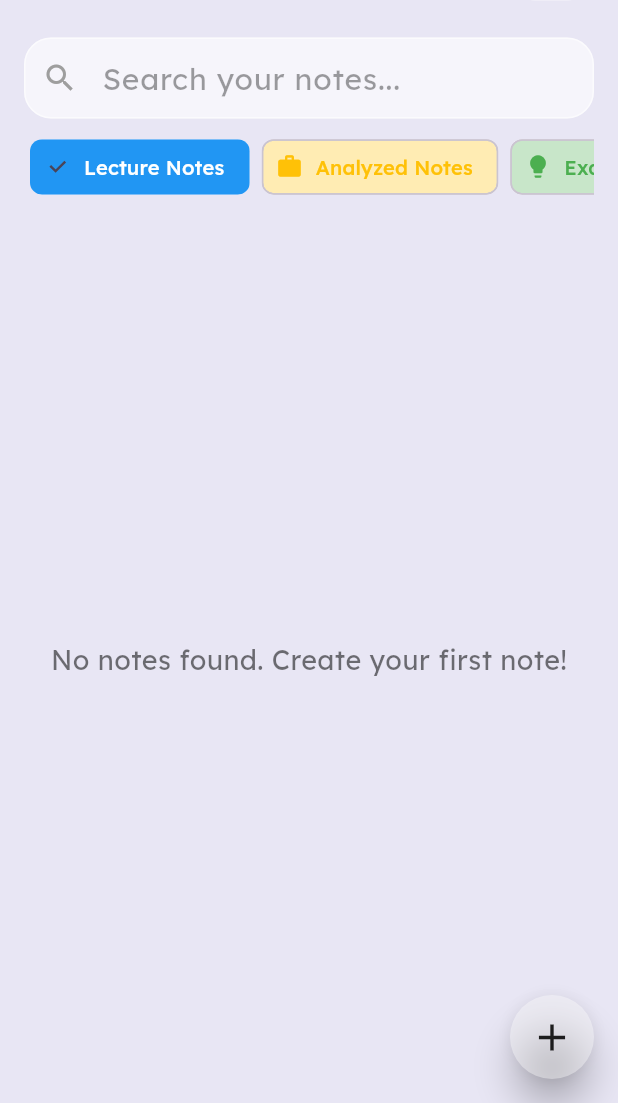
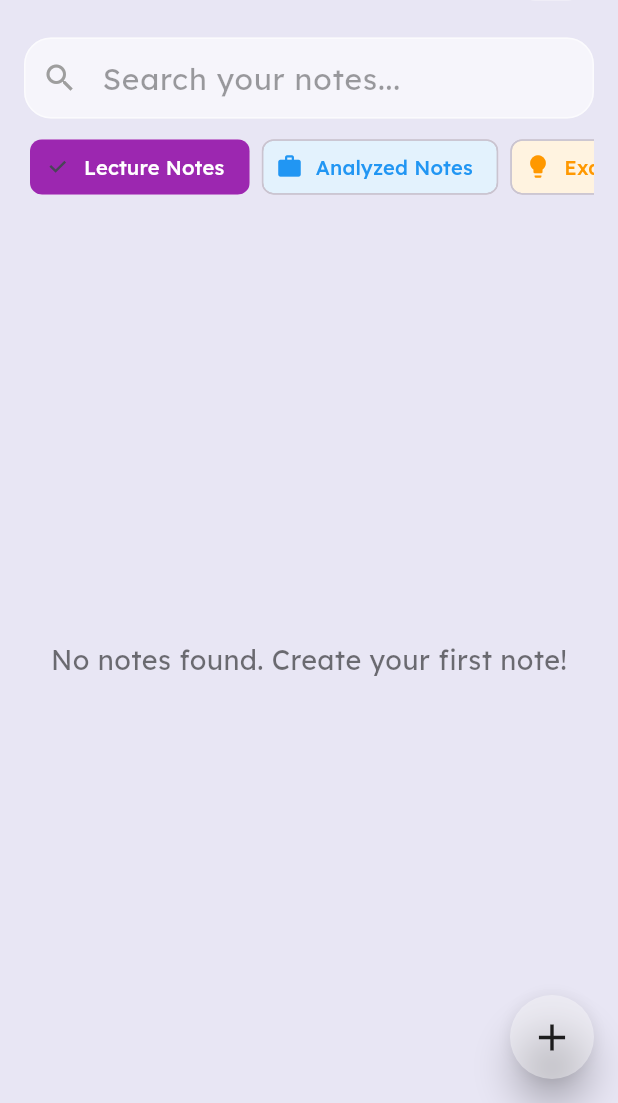
Before and after one commit to Srilochan7/Peanote, a Flutter app: the Home screen opened directly, after a tap on "Lecture Notes", on a phone screen of 412 x 824 dp, the part 133-1236 px from its top. Run offline on Flutter 3.47's test engine with Material 3 defaults, Android fonts, the light colour scheme and no system bars; our stand-ins replace bloc, cloud_firestore, equatable, file_picker, firebase_auth, firebase_core and 9 more; accounts and stored records are empty; statements that could not run were skipped.

Commit message:
safe push

```diff
--- a/client/lib/presentation/ui/home.dart
+++ b/client/lib/presentation/ui/home.dart
@@ -935,32 +935,35 @@ class _HomeState extends State<Home> {
   Color _getCategoryColor(String category) {
     switch (category) {
       case "lectureNotes":
-        return Colors.blue.shade100;
+           return const Color(0xFFF3E5F5); // Light Purple
       case "analyzedNotes":
-        return Colors.amber.shade100;
+         return const Color(0xFFE3F2FD); // Light Blue
       case "examPrep":
-        return Colors.green.shade100;
+         return const Color(0xFFFFF3E0);
       case "assignments":
-        return Colors.purple.shade100;
+         return const Color(0xFFE8F5E9);
       case "miscellaneous":
       default:
-        return Colors.grey.shade100;
+        return const Color(0xFFF5F5F5);
     }
+
+
   }
 
   Color _getCategoryIconColor(String category) {
     switch (category) {
       case "lectureNotes":
-        return Colors.blue;
+        return const Color(0xFF9C27B0); // Deep Purple
       case "analyzedNotes":
-        return Colors.amber;
+        return const Color(0xFF2196F3); // Blue
       case "examPrep":
-        return Colors.green;
+        return const Color(0xFFFF9800); // Orange
       case "assignments":
-        return Colors.purple;
+        return const Color(0xFF4CAF50); // Green
       case "miscellaneous":
       default:
         return Colors.grey;
+
     }
   }
 
--- a/client/lib/presentation/ui/summarizer.dart
+++ b/client/lib/presentation/ui/summarizer.dart
@@ -39,7 +39,7 @@ class _SummarizerState extends State<Summarizer> {
     });
 
     try {
-      final uri = Uri.parse("http://192.168.74.10:5000/upload");
+      final uri = Uri.parse("http://192.168.0.161:5000/upload");
 
       var request = http.MultipartRequest('POST', uri);
 
```
Also changed, not shown: client/lib/blocs/HomeBloc/home_bloc.dart (added, +14 -0 lines), client/lib/blocs/HomeBloc/home_event.dart (added, +46 -0 lines), client/lib/blocs/HomeBloc/home_state.dart (added, +31 -0 lines), client/lib/presentation/ui/notepad.dart (+4 -4 lines), client/lib/presentation/ui/profile.dart (+35 -14 lines), 4 other files.
